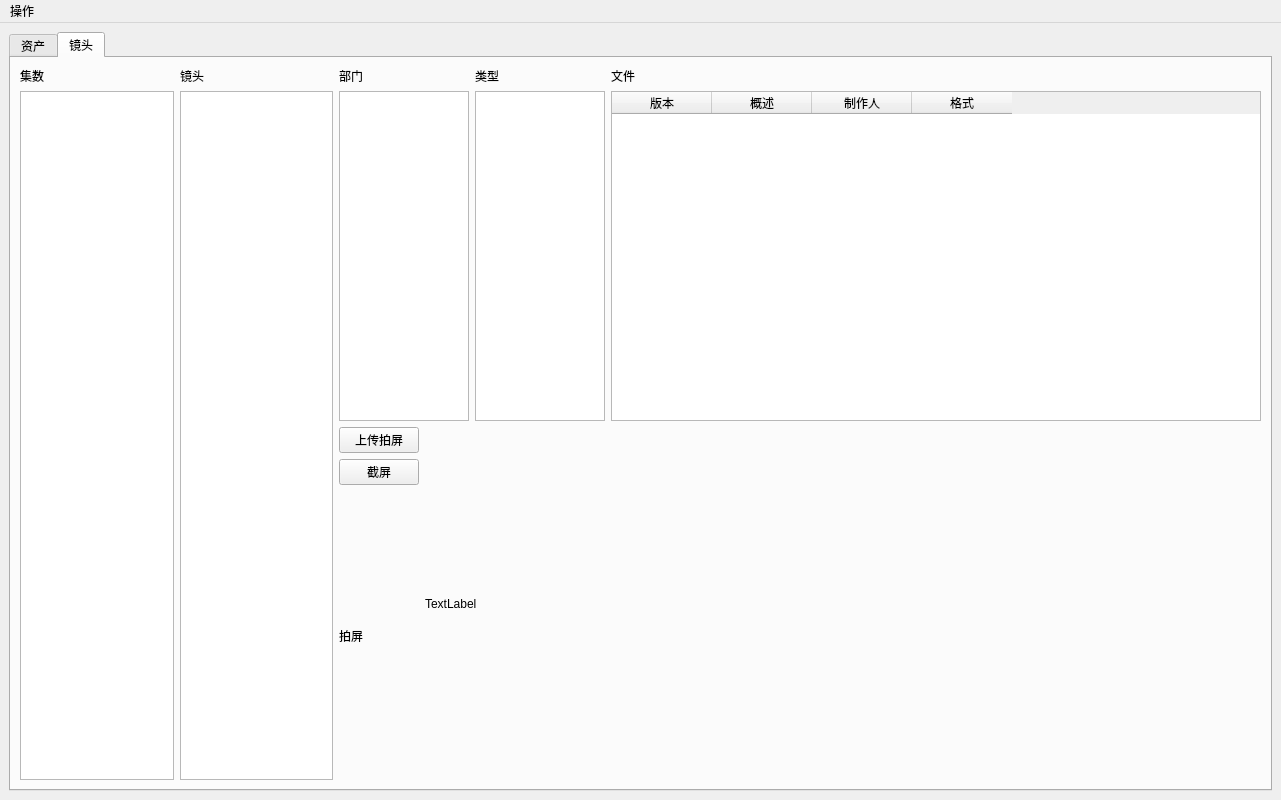
Qt form UiFile/ProjectBrowser.ui (uuiid/prjQ9-doodle) before a commit.
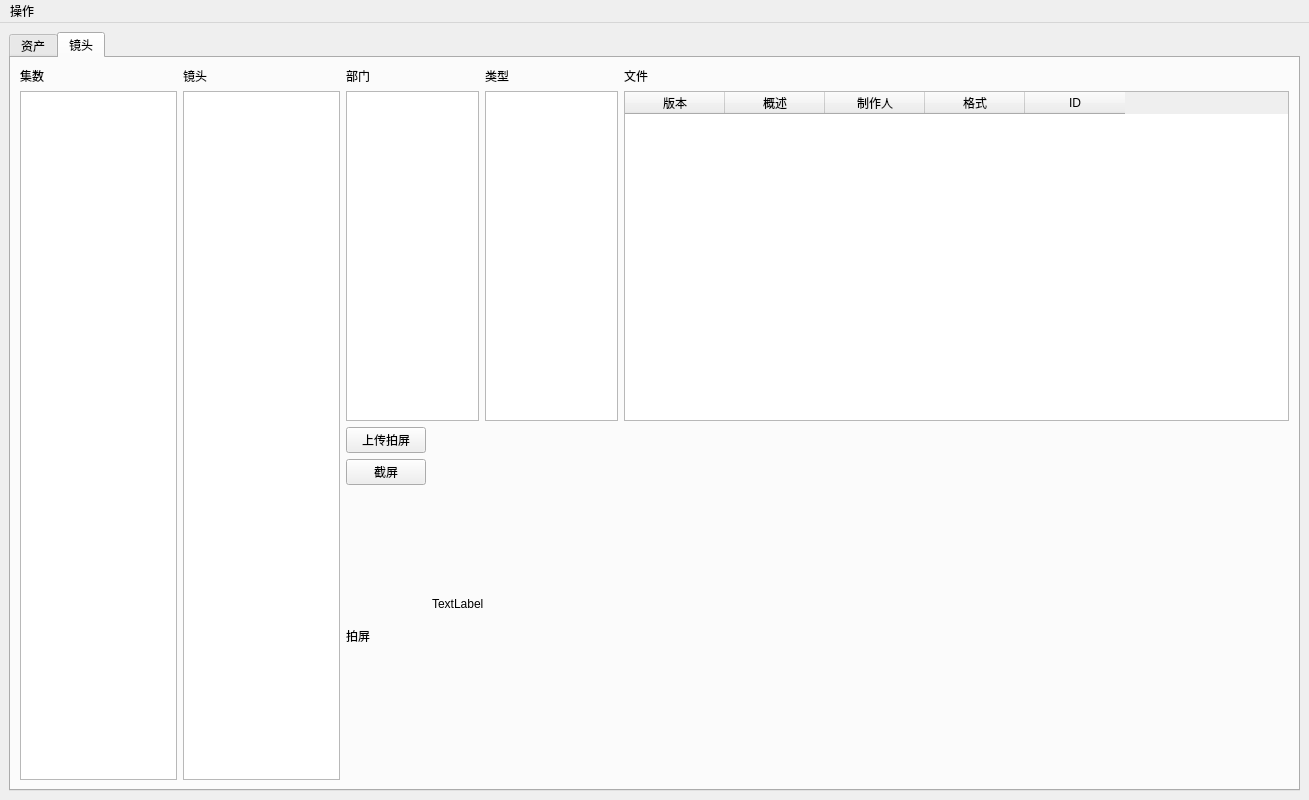
The same form after that commit.

What changed in the file:
```diff
--- a/UiFile/ProjectBrowser.ui
+++ b/UiFile/ProjectBrowser.ui
@@ -6,7 +6,7 @@
    <rect>
     <x>0</x>
     <y>0</y>
-    <width>1281</width>
+    <width>1309</width>
     <height>800</height>
    </rect>
   </property>
@@ -340,6 +340,11 @@
                     <string>格式</string>
                    </property>
                   </column>
+                  <column>
+                   <property name="text">
+                    <string>ID</string>
+                   </property>
+                  </column>
                  </widget>
                 </item>
                </layout>
@@ -421,7 +426,7 @@
     <rect>
      <x>0</x>
      <y>0</y>
-     <width>1281</width>
+     <width>1309</width>
      <height>23</height>
     </rect>
    </property>
```
Left out of the diff: 5 changed lines with no effect on the pictures.
